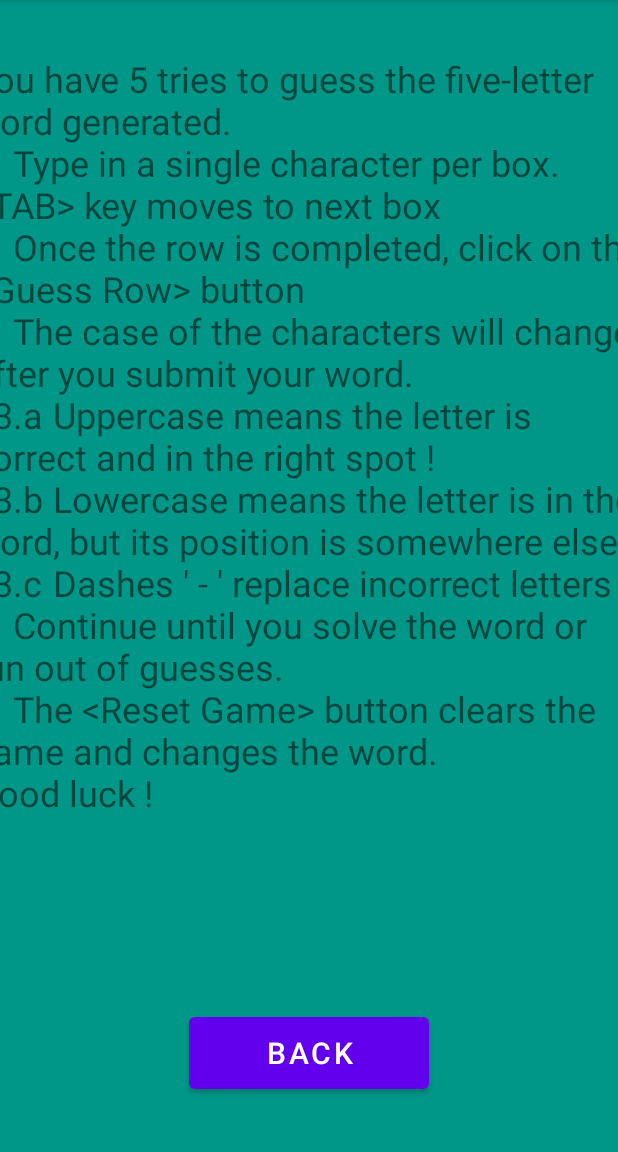
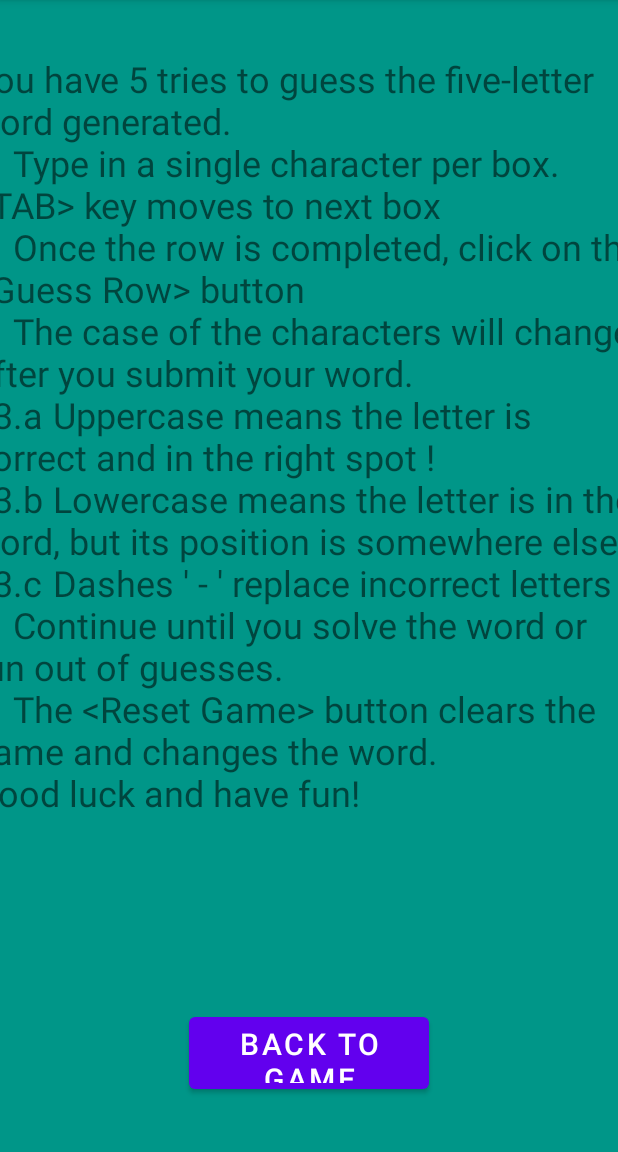
Before and after one commit to liehanels/WordleGame, an Android app: the screen it shows after launch (HowToPlay), after a tap on "HOW TO PLAY", on a phone screen of 412 x 824 dp, the part 84-1236 px from its top. Run offline under Robolectric (Android 15) with nearby library versions, the phone set to English and light mode, and no system bars; our stand-ins replace navigation-ui.

```diff
--- a/app/src/main/java/com/example/wordlegame/HowToPlay.kt
+++ b/app/src/main/java/com/example/wordlegame/HowToPlay.kt
@@ -20,7 +20,7 @@ class HowToPlay : AppCompatActivity() {
                   "\t3.c\tDashes \' - \' replace incorrect letters\n" +
                   "4.\tContinue until you solve the word or run out of guesses.\n" +
                   "5.\tThe <Reset Game> button clears the game and changes the word.\n" +
-                  "Good luck !"
+                  "Good luck and have fun!"
         var lbl :TextView = findViewById(R.id.lblExplain)
         lbl.text = tip
         var back :Button = findViewById(R.id.btnBack)
--- a/app/src/main/java/com/example/wordlegame/MainActivity.kt
+++ b/app/src/main/java/com/example/wordlegame/MainActivity.kt
@@ -137,6 +137,8 @@ class MainActivity : AppCompatActivity() {
             }
             else {
                 Toast.makeText(this, "Game Over ! Try again ^.^", Toast.LENGTH_LONG).show()
+                var word = game.getCurrentWord()
+                Toast.makeText(this, "The Word you were looking for was $word", Toast.LENGTH_LONG).show()
             }
         }
     }
--- a/app/src/main/java/com/example/wordlegame/gameEngine.kt
+++ b/app/src/main/java/com/example/wordlegame/gameEngine.kt
@@ -11,9 +11,10 @@ class GameEngine {
         //File("com/example/wordlegame/words.txt").useLines { lines -> wordsList.addAll(lines) }
     }
     public fun getRandomWord() {
-        var number = (Math.random()*34).roundToInt()
+        var number = (Math.random()*35).roundToInt()
         currentWord = wordsList[number]
     }
+    public fun getCurrentWord(): String {return this.currentWord}
     public fun compareGuess(guess :String): String {
         var resultList = mutableListOf<String>()
         var i = 0
@@ -51,8 +52,6 @@ class GameEngine {
                     msg = "It seems as if you had $pos letters on the right place, $cont other letters that are in the word, but not in the correct position"
                 }
         }
-        result = ""
-        output = ""
         result = resultList[0] + resultList[1] + resultList[2] + resultList[3] + resultList[4]
         output = result + msg
         resultList.clear()
--- a/app/src/main/res/layout/activity_how_to_play.xml
+++ b/app/src/main/res/layout/activity_how_to_play.xml
@@ -26,7 +26,7 @@
         android:layout_width="160dp"
         android:layout_height="60dp"
         android:layout_marginBottom="36dp"
-        android:text="Back"
+        android:text="Back to Game"
         android:textSize="20sp"
         app:layout_constraintBottom_toBottomOf="parent"
         app:layout_constraintEnd_toEndOf="parent"
--- a/app/src/main/res/layout/activity_main.xml
+++ b/app/src/main/res/layout/activity_main.xml
@@ -216,6 +216,7 @@
         android:inputType="textPersonName"
         android:textAlignment="center"
         android:textAllCaps="true"
+        android:maxLength="1"
         android:textSize="60sp"
         app:layout_constraintBottom_toTopOf="@+id/txtL1R2"
         app:layout_constraintEnd_toStartOf="@+id/txtL2R1"
@@ -234,6 +235,7 @@
         android:inputType="textPersonName"
         android:textAlignment="center"
         android:textAllCaps="true"
+        android:maxLength="1"
         android:textSize="60sp"
         app:layout_constraintBottom_toTopOf="@+id/txtL1R3"
         app:layout_constraintEnd_toStartOf="@+id/txtL2R2"
@@ -251,6 +253,7 @@
         android:inputType="textPersonName"
         android:textAlignment="center"
         android:textAllCaps="true"
+        android:maxLength="1"
         android:textSize="60sp"
         app:layout_constraintBottom_toTopOf="@+id/txtL1R4"
         app:layout_constraintEnd_toStartOf="@+id/txtL2R3"
@@ -268,6 +271,7 @@
         android:inputType="textPersonName"
         android:textAlignment="center"
         android:textAllCaps="true"
+        android:maxLength="1"
         android:textSize="60sp"
         app:layout_constraintBottom_toTopOf="@+id/txtL1R5"
         app:layout_constraintEnd_toStartOf="@+id/txtL2R4"
@@ -444,6 +448,7 @@
         android:inputType="textPersonName"
         android:textAlignment="center"
         android:textAllCaps="true"
+        android:maxLength="1"
         android:textSize="60sp"
         app:layout_constraintBottom_toTopOf="@+id/txtL5R2"
         app:layout_constraintEnd_toEndOf="parent"
```
Also changed, not shown: 1 other file.
